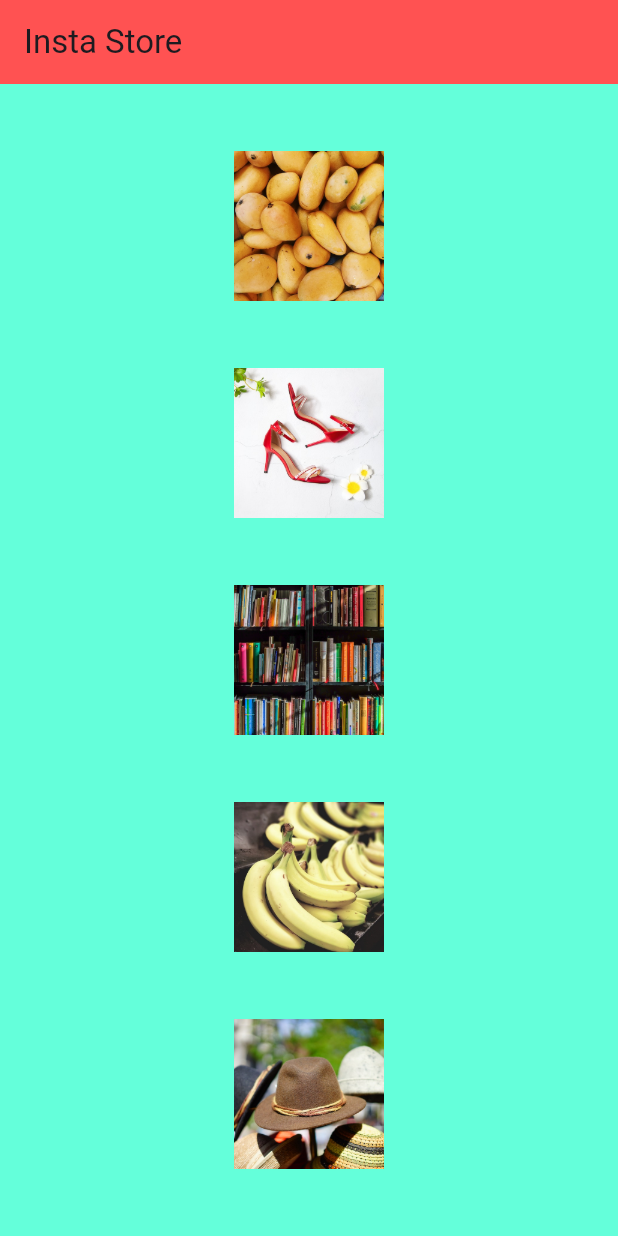
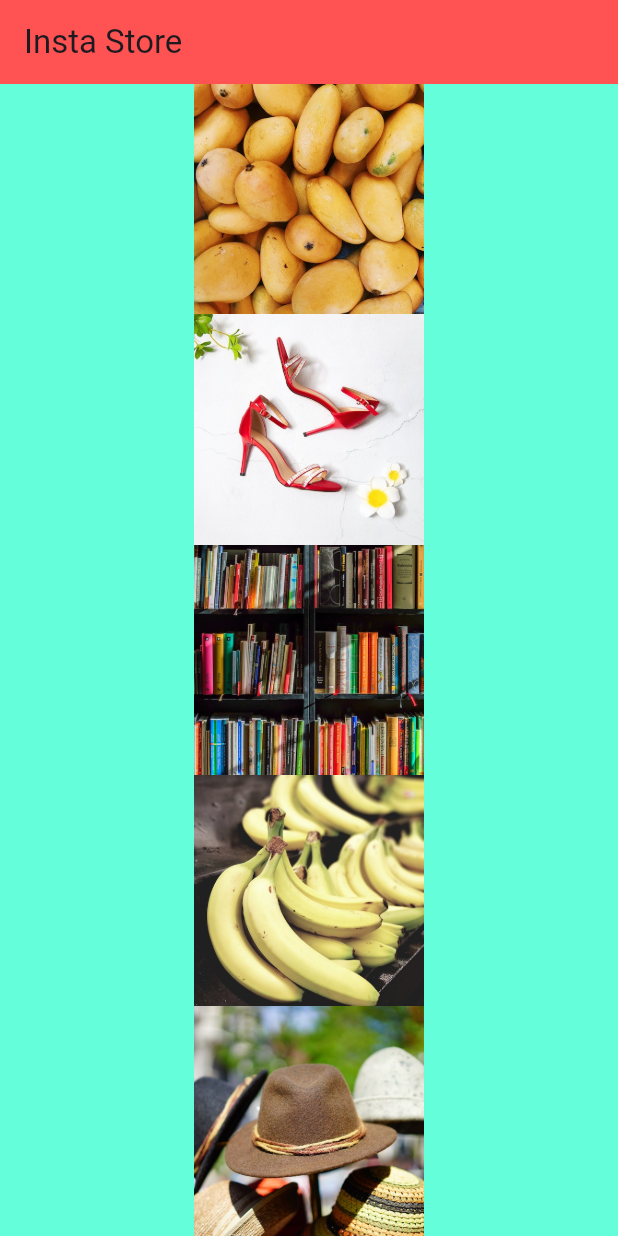
Before and after one commit to Dhannesh/flutter-app9, a Flutter app: the screen it shows after launch, on a phone screen of 412 x 824 dp. Run offline on Flutter 3.47's test engine with Material 3 defaults, Android fonts, the phone set to English and light mode, and no system bars.

Commit message:
automatically manage height and width of widget

```diff
--- a/lib/main.dart
+++ b/lib/main.dart
@@ -39,21 +39,11 @@ class RowOrColumn extends StatelessWidget {
         mainAxisAlignment: MainAxisAlignment.spaceEvenly,
           // crossAxisAlignment: CrossAxisAlignment.center,
           children: [
-            Image.asset('images/mangoes.jpg',
-            height:100,
-            width:100),
-            Image.asset('images/heels.jpg',
-            height:100,
-            width:100),
-            Image.asset('images/books.jpg',
-            height:100,
-                width: 100,),
-            Image.asset('images/bananas.jpg',
-              height:100,
-              width: 100,),
-            Image.asset('images/hats.jpeg',
-              height:100,
-              width: 100,)
+            Expanded(child: Image.asset('images/mangoes.jpg')),
+            Expanded(child: Image.asset('images/heels.jpg')),
+            Expanded(child: Image.asset('images/books.jpg')),
+            Expanded(child: Image.asset('images/bananas.jpg')),
+            Expanded(child: Image.asset('images/hats.jpeg'))
           ]
         ),
     );
```
Also changed, not shown: 1 other file.
